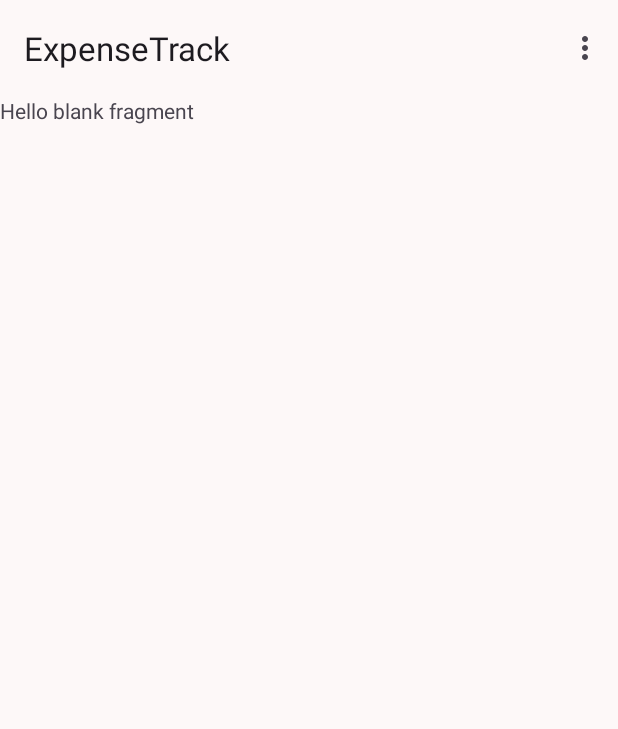
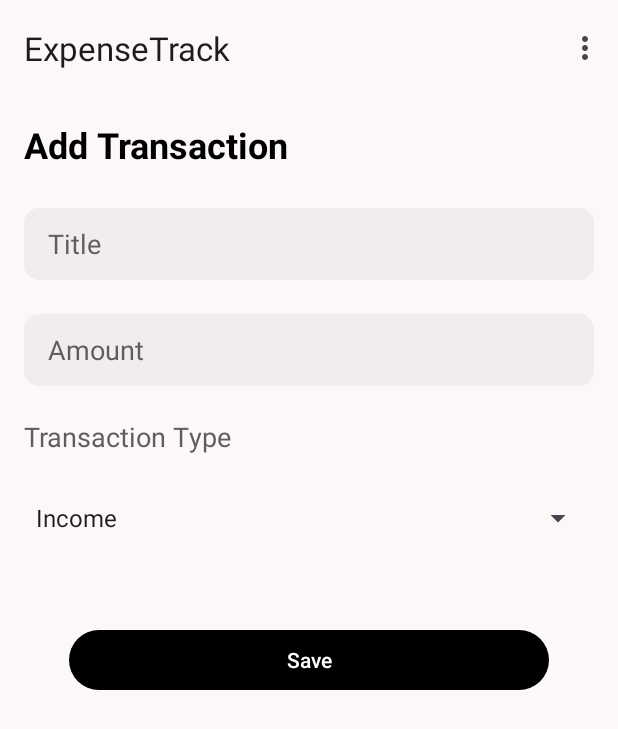
Before and after one commit to rlramlakhan/ExpenseTrack-App, an Android app: the TransactionFragment screen opened through its navigation route, on a phone screen of 412 x 824 dp. Shown: the top 729 px of the screen. Run offline under Robolectric (Android 15) with nearby library versions, the phone set to English and light mode, and no system bars; our stand-ins replace Firebase (no records; nobody signed in at launch, a user with empty details on screens opened directly).

Commit message:
add transaction layout

```diff
--- a/app/src/main/java/com/rl/expensetrack/view/fragments/HomeFragment.kt
+++ b/app/src/main/java/com/rl/expensetrack/view/fragments/HomeFragment.kt
@@ -5,6 +5,7 @@ import androidx.fragment.app.Fragment
 import android.view.LayoutInflater
 import android.view.View
 import android.view.ViewGroup
+import androidx.navigation.fragment.findNavController
 import com.rl.expensetrack.R
 import com.rl.expensetrack.databinding.FragmentHomeBinding
 
@@ -23,6 +24,10 @@ class HomeFragment : Fragment() {
 
     override fun onViewCreated(view: View, savedInstanceState: Bundle?) {
         super.onViewCreated(view, savedInstanceState)
+
+        binding.fabBtnAdd.setOnClickListener {
+            findNavController().navigate(R.id.action_homeFragment_to_transactionFragment)
+        }
     }
 
     override fun onDestroyView() {
--- a/app/src/main/res/layout/fragment_transaction.xml
+++ b/app/src/main/res/layout/fragment_transaction.xml
@@ -1,14 +1,99 @@
 <?xml version="1.0" encoding="utf-8"?>
-<FrameLayout xmlns:android="http://schemas.android.com/apk/res/android"
+<androidx.constraintlayout.widget.ConstraintLayout xmlns:android="http://schemas.android.com/apk/res/android"
+    xmlns:app="http://schemas.android.com/apk/res-auto"
     xmlns:tools="http://schemas.android.com/tools"
     android:layout_width="match_parent"
     android:layout_height="match_parent"
-    tools:context=".view.fragments.ExpenseFragment">
+    android:padding="16dp"
+    tools:context=".view.fragments.TransactionFragment">
 
-    <!-- TODO: Update blank fragment layout -->
     <TextView
-        android:layout_width="match_parent"
-        android:layout_height="match_parent"
-        android:text="@string/hello_blank_fragment" />
+        android:id="@+id/tvAddTransaction"
+        android:layout_width="0dp"
+        android:layout_height="wrap_content"
+        android:text="@string/add_transaction"
+        android:textColor="?attr/colorPrimary"
+        android:textSize="24sp"
+        android:textStyle="bold"
+        app:layout_constraintBottom_toBottomOf="parent"
+        app:layout_constraintEnd_toEndOf="parent"
+        app:layout_constraintHorizontal_bias="0.498"
+        app:layout_constraintStart_toStartOf="parent"
+        app:layout_constraintTop_toTopOf="parent"
+        app:layout_constraintVertical_bias="0.0" />
 
-</FrameLayout>
+    <EditText
+        android:id="@+id/etTitle"
+        android:layout_width="0dp"
+        android:layout_height="48dp"
+        android:autofillHints="text"
+        android:background="@drawable/bg_round"
+        android:backgroundTint="?attr/colorSurfaceContainer"
+        android:ems="10"
+        android:hint="@string/title"
+        android:inputType="text"
+        android:paddingHorizontal="16dp"
+        android:textColorHint="?attr/colorSecondary"
+        app:layout_constraintBottom_toBottomOf="parent"
+        app:layout_constraintEnd_toEndOf="parent"
+        app:layout_constraintStart_toStartOf="parent"
+        app:layout_constraintTop_toBottomOf="@+id/tvAddTransaction"
+        app:layout_constraintVertical_bias="0.04000002"
+        app:layout_constraintWidth_max="488dp" />
+
+    <EditText
+        android:id="@+id/editTextText2"
+        android:layout_width="0dp"
+        android:layout_height="48dp"
+        android:autofillHints="number"
+        android:background="@drawable/bg_round"
+        android:backgroundTint="?attr/colorSurfaceContainer"
+        android:ems="10"
+        android:hint="@string/amount"
+        android:inputType="number"
+        android:paddingHorizontal="16dp"
+        android:textColorHint="?attr/colorSecondary"
+        app:layout_constraintBottom_toBottomOf="parent"
+        app:layout_constraintEnd_toEndOf="parent"
+        app:layout_constraintStart_toStartOf="parent"
+        app:layout_constraintTop_toBottomOf="@+id/etTitle"
+        app:layout_constraintVertical_bias="0.04000002"
+        app:layout_constraintWidth_max="488dp" />
+
+    <TextView
+        android:id="@+id/tvTransactionType"
+        android:layout_width="0dp"
+        android:layout_height="wrap_content"
+        android:text="@string/transaction_type"
+        android:textColor="?attr/colorSecondary"
+        android:textSize="18sp"
+        app:layout_constraintBottom_toBottomOf="parent"
+        app:layout_constraintEnd_toEndOf="parent"
+        app:layout_constraintStart_toStartOf="parent"
+        app:layout_constraintTop_toBottomOf="@+id/editTextText2"
+        app:layout_constraintVertical_bias="0.04000002" />
+
+    <Spinner
+        android:id="@+id/spinner"
+        android:layout_width="0dp"
+        android:layout_height="48dp"
+        android:entries="@array/transactions_types"
+        app:layout_constraintBottom_toBottomOf="parent"
+        app:layout_constraintEnd_toEndOf="parent"
+        app:layout_constraintStart_toStartOf="parent"
+        app:layout_constraintTop_toBottomOf="@+id/tvTransactionType"
+        app:layout_constraintVertical_bias="0.04000002" />
+
+    <Button
+        android:id="@+id/btnSave"
+        android:layout_width="0dp"
+        android:layout_height="wrap_content"
+        android:text="@string/save"
+        app:layout_constraintBottom_toBottomOf="parent"
+        app:layout_constraintEnd_toEndOf="parent"
+        app:layout_constraintStart_toStartOf="parent"
+        app:layout_constraintTop_toBottomOf="@+id/spinner"
+        app:layout_constraintVertical_bias="0.120000005"
+        app:layout_constraintWidth_max="320dp" />
+
+</androidx.constraintlayout.widget.ConstraintLayout>
--- a/app/src/main/res/navigation/nav_graph_main.xml
+++ b/app/src/main/res/navigation/nav_graph_main.xml
@@ -11,7 +11,7 @@
         android:label="fragment_home"
         tools:layout="@layout/fragment_home" >
         <action
-            android:id="@+id/action_homeFragment_to_expenseFragment"
+            android:id="@+id/action_homeFragment_to_transactionFragment"
             app:destination="@id/transactionFragment" />
     </fragment>
     <fragment
--- a/app/src/main/res/values/strings.xml
+++ b/app/src/main/res/values/strings.xml
@@ -15,11 +15,18 @@
     <string name="already_have_an_account">Already have an account?</string>
     <string name="reset_your_n_password">Reset your \nPassword</string>
     <string name="send">Send</string>
-    <!-- TODO: Remove or change this placeholder text -->
-    <string name="hello_blank_fragment">Hello blank fragment</string>
     <string name="transactions">Transactions</string>
     <string name="add">Add</string>
     <string name="no_transactions">No transactions</string>
     <string name="total_balance">Total Balance</string>
     <string name="sign_out">Sign Out</string>
+    <string name="add_transaction">Add Transaction</string>
+    <string name="amount">Amount</string>
+    <string name="title">Title</string>
+    <string name="transaction_type">Transaction Type</string>
+    <string name="save">Save</string>
+    <string-array name="transactions_types">
+        <item>Income</item>
+        <item>Expense</item>
+    </string-array>
 </resources>
```
